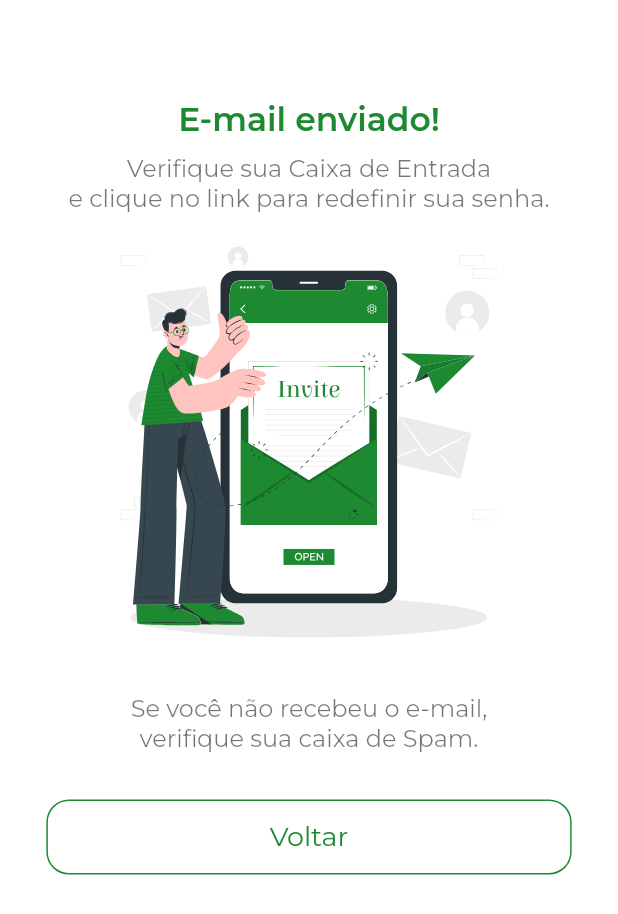
After one commit to orafaelpedrosa/my_crypto, a Flutter app: the SendMailPage screen opened by its route, on a phone screen of 412 x 824 dp. The commit adds this screen. Shown: the top 914 px of the screen. Run offline on Flutter 3.47's test engine with Material 2 defaults, Android fonts, the phone set to English and light mode, and no system bars; our stand-ins replace dio, firebase_auth, firebase_core, flutter_dotenv, flutter_modular, flutter_svg and 4 more; accounts and stored records are empty.

Commit message:
Página de e-mail enviado finalizado

```diff
--- a/lib/app/app_module.dart
+++ b/lib/app/app_module.dart
@@ -5,7 +5,6 @@ import 'package:flutter_modular/flutter_modular.dart';
 import 'package:mycrypto/app/modules/auth/auth_module.dart';
 import 'package:mycrypto/app/modules/auth/modules/login/login_module.dart';
 import 'package:mycrypto/app/modules/auth/modules/login/pages/login_page.dart';
-import 'package:mycrypto/app/modules/auth/stores/auth_check_store.dart';
 import 'package:mycrypto/app/modules/crypto/stores/cryptocurrency_store.dart';
 
 import 'modules/crypto/crypto_module.dart';
@@ -16,7 +15,6 @@ class AppModule extends Module {
     Bind.lazySingleton((i) => CryptocurrencyRepository()),
     Bind.lazySingleton((i) => CryptocurrencyStore()),
     Bind.lazySingleton((i) => LoginPage()),
-    Bind.lazySingleton((i) => AuthCheckStore()),
     Bind.lazySingleton((i) => MyNavigatorObserver()),
   ];
 
--- a/lib/app/modules/auth/auth_module.dart
+++ b/lib/app/modules/auth/auth_module.dart
@@ -1,10 +1,9 @@
-import 'package:mycrypto/app/modules/auth/auth_repository.dart';
+import 'package:mycrypto/app/core/repositories/auth_repository.dart';
 import 'package:flutter_modular/flutter_modular.dart';
 import 'package:mycrypto/app/modules/auth/modules/login/login_module.dart';
 import 'package:mycrypto/app/modules/auth/modules/login/pages/login_page.dart';
 import 'package:mycrypto/app/modules/auth/modules/login/login_store.dart';
 import 'package:mycrypto/app/modules/auth/modules/register/register_module.dart';
-import 'package:mycrypto/app/modules/auth/stores/auth_check_store.dart';
 import 'package:mycrypto/app/modules/crypto/crypto_module.dart';
 
 class AuthModule extends Module {
@@ -14,7 +13,6 @@ class AuthModule extends Module {
   @override
   final List<Bind> binds = [
     Bind.lazySingleton((i) => AuthRepository()),
-    Bind.lazySingleton((i) => AuthCheckStore()),
     Bind.lazySingleton((i) => LoginStore()),
   ];
 
--- a/lib/app/modules/auth/modules/login/login_store.dart
+++ b/lib/app/modules/auth/modules/login/login_store.dart
@@ -2,7 +2,7 @@ import 'package:firebase_auth/firebase_auth.dart';
 import 'package:flutter_modular/flutter_modular.dart';
 import 'package:flutter_triple/flutter_triple.dart';
 import 'package:mycrypto/app/core/model/credential_model.dart';
-import 'package:mycrypto/app/modules/auth/auth_repository.dart';
+import 'package:mycrypto/app/core/repositories/auth_repository.dart';
 
 class LoginStore extends NotifierStore<Exception, CredentialModel> {
   LoginStore()
--- a/lib/app/modules/auth/modules/login/pages/login_page.dart
+++ b/lib/app/modules/auth/modules/login/pages/login_page.dart
@@ -188,6 +188,8 @@ class _LoginPageState extends ModularState<LoginPage, LoginStore> {
                     mainAxisAlignment: MainAxisAlignment.center,
                     children: [
                       RoundedLoadingButton(
+                        width: MediaQuery.of(context).size.width * 0.85,
+                        height: 50,
                         duration: Duration(seconds: 1),
                         successColor: AppColors.primaryColor,
                         errorColor: Colors.red,
@@ -198,8 +200,7 @@ class _LoginPageState extends ModularState<LoginPage, LoginStore> {
                         child: Text(
                           'Login',
                           style:
-                              Theme.of(context).textTheme.headline1!.copyWith(
-                                    fontSize: 16,
+                              Theme.of(context).textTheme.headline4!.copyWith(
                                     color: Colors.white,
                                   ),
                         ),
--- /dev/null
+++ b/lib/app/modules/auth/modules/login/pages/send_mail_page.dart
@@ -0,0 +1,75 @@
+import 'package:flutter/material.dart';
+import 'package:flutter_modular/flutter_modular.dart';
+import 'package:flutter_svg/flutter_svg.dart';
+import 'package:mycrypto/app/shared/widgets/button/button_secondary_widget.dart';
+
+class SendMailPage extends StatefulWidget {
+  SendMailPage({Key? key}) : super(key: key);
+
+  @override
+  State<SendMailPage> createState() => _SendMailPageState();
+}
+
+class _SendMailPageState extends State<SendMailPage> {
+  @override
+  Widget build(BuildContext context) {
+    return Scaffold(
+      appBar: AppBar(
+        backgroundColor: Colors.white,
+        elevation: 0,
+      ),
+      backgroundColor: Colors.white,
+      body: Container(
+        alignment: AlignmentGeometry.lerp(
+          Alignment.center,
+          Alignment.center,
+          0.5,
+        ),
+        padding: EdgeInsets.symmetric(horizontal: 25, vertical: 10),
+        child: Column(
+          children: <Widget>[
+            Padding(
+              padding: const EdgeInsets.only(bottom: 10),
+              child: Text(
+                'E-mail enviado!',
+                style: Theme.of(context).textTheme.headline2!.copyWith(
+                      fontWeight: FontWeight.w600,
+                    ),
+              ),
+            ),
+            Text(
+              'Verifique sua Caixa de Entrada\ne clique no link para redefinir sua senha.',
+              textAlign: TextAlign.center,
+              style: Theme.of(context)
+                  .textTheme
+                  .headline5!
+                  .copyWith(color: Colors.black54),
+            ),
+            SvgPicture.asset(
+              'assets/login/send_mail.svg',
+              width: 300,
+              height: 300,
+            ),
+            SizedBox(height: 20),
+            Text(
+              'Se você não recebeu o e-mail, \nverifique sua caixa de Spam.',
+              textAlign: TextAlign.center,
+              style: Theme.of(context)
+                  .textTheme
+                  .headline5!
+                  .copyWith(color: Colors.black54),
+            ),
+            SizedBox(height: 30),
+            ButtonSecondaryWidget(
+              text: 'Voltar',
+              onPressed: () {
+                Modular.to.popUntil(ModalRoute.withName('/login_module/'));
+              },
+              isLoading: false,
+            ),
+          ],
+        ),
+      ),
+    );
+  }
+}
--- a/lib/app/modules/crypto/crypto_module.dart
+++ b/lib/app/modules/crypto/crypto_module.dart
@@ -1,6 +1,6 @@
 import 'package:flutter_modular/flutter_modular.dart';
 import 'package:mycrypto/app/core/repositories/cryptocurrency_repository.dart';
-import 'package:mycrypto/app/modules/crypto/crypto_page.dart';
+import 'package:mycrypto/app/modules/crypto/pages/crypto_page.dart';
 import 'package:mycrypto/app/modules/crypto/stores/cryptocurrency_store.dart';
 
 class CryptoModule extends Module {
--- /dev/null
+++ b/lib/app/shared/widgets/button/button_secondary_widget.dart
@@ -0,0 +1,51 @@
+// ignore_for_file: public_member_api_docs, sort_constructors_first
+import 'package:flutter/material.dart';
+import 'package:mycrypto/app/core/theme/colors.dart';
+
+class ButtonSecondaryWidget extends StatelessWidget {
+  final String text;
+  final VoidCallback onPressed;
+  final bool isLoading;
+  const ButtonSecondaryWidget({
+    Key? key,
+    required this.text,
+    required this.onPressed,
+    required this.isLoading,
+  }) : super(key: key);
+
+  @override
+  Widget build(BuildContext context) {
+    final isLoading = false;
+    return GestureDetector(
+      onTap: onPressed,
+      child: Container(
+        height: 50,
+        width: MediaQuery.of(context).size.width * 0.85,
+        decoration: BoxDecoration(
+          color: Colors.white,
+          border: Border.all(
+            color: AppColors.primaryColor,
+          ),
+          borderRadius: const BorderRadius.all(
+            Radius.circular(15),
+          ),
+        ),
+        child: Center(
+          child: isLoading
+              ? CircularProgressIndicator(
+                  strokeWidth: 2.0,
+                  valueColor: AlwaysStoppedAnimation<Color>(
+                    AppColors.primaryColor,
+                  ),
+                )
+              : Text(
+                  text,
+                  style: Theme.of(context).textTheme.headline4!.copyWith(
+                        color: AppColors.primaryColor,
+                      ),
+                ),
+        ),
+      ),
+    );
+  }
+}
```
Also changed, not shown: lib/app/modules/auth/modules/login/login_module.dart (+4 -5 lines), lib/app/modules/auth/modules/login/pages/reset_password_page.dart (+7 -3 lines), lib/app/modules/auth/stores/auth_check_store.dart (deleted, +0 -96 lines), lib/app/shared/widgets/button/button_primary_widget.dart (added, +49 -0 lines), assets/login/reset_password.svg, assets/login/send_mail.svg (added), lib/app/core/repositories/auth_repository.dart (renamed from lib/app/modules/auth/auth_repository.dart), lib/app/modules/crypto/pages/crypto_page.dart (renamed from lib/app/modules/crypto/crypto_page.dart).
